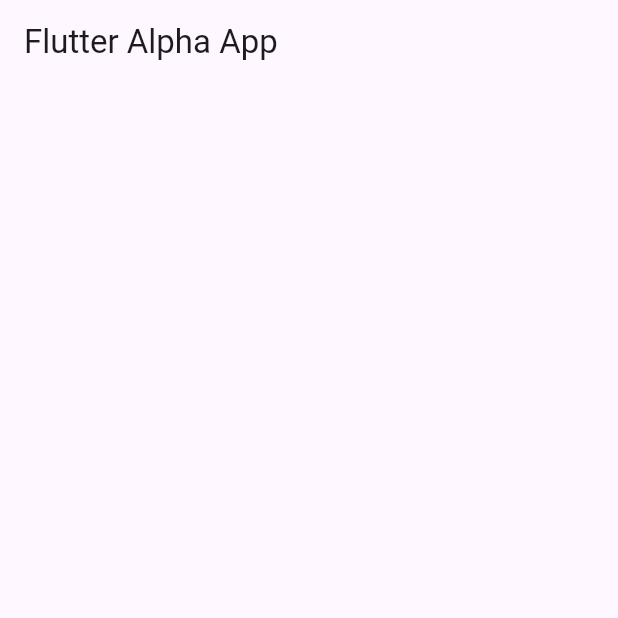
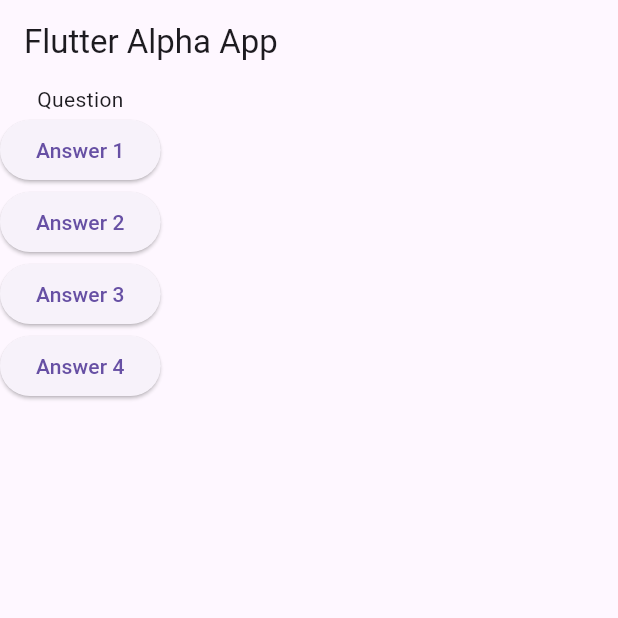
Before and after one commit to NovaLogics/skills-training-flutter-dart, a Flutter app: the screen it shows after launch, on a phone screen of 412 x 824 dp, the top half of it. Run offline on Flutter 3.47's test engine with Material 3 defaults, Android fonts, the phone set to English and light mode, and no system bars.

Commit message:
feat [ui]: Add buttons and header text

```diff
--- a/lib/main.dart
+++ b/lib/main.dart
@@ -9,13 +9,35 @@ void main() => runApp(AlphaApp());
 class AlphaApp extends StatelessWidget {
   @override
   Widget build(BuildContext context) {
+    var questions = [
+      "What's your favorite colour?",
+      "What's your favorite Animal?",
+    ];
     return MaterialApp(
       home: Scaffold(
         appBar: AppBar(
           title: const Text("Flutter Alpha App"),
         ),
         body: Column(
-          children: <Widget>[],
+          children: <Widget>[
+            Text("Question"),
+            ElevatedButton(
+              onPressed: () {},
+              child: Text("Answer 1"),
+            ),
+             ElevatedButton(
+              onPressed: () {},
+              child: Text("Answer 2"),
+            ),
+            ElevatedButton(
+              onPressed: () {},
+              child: Text("Answer 3"),
+            ),
+            ElevatedButton(
+              onPressed: () {},
+              child: Text("Answer 4"),
+            ),
+          ],
         ),
       ),
     );
```
